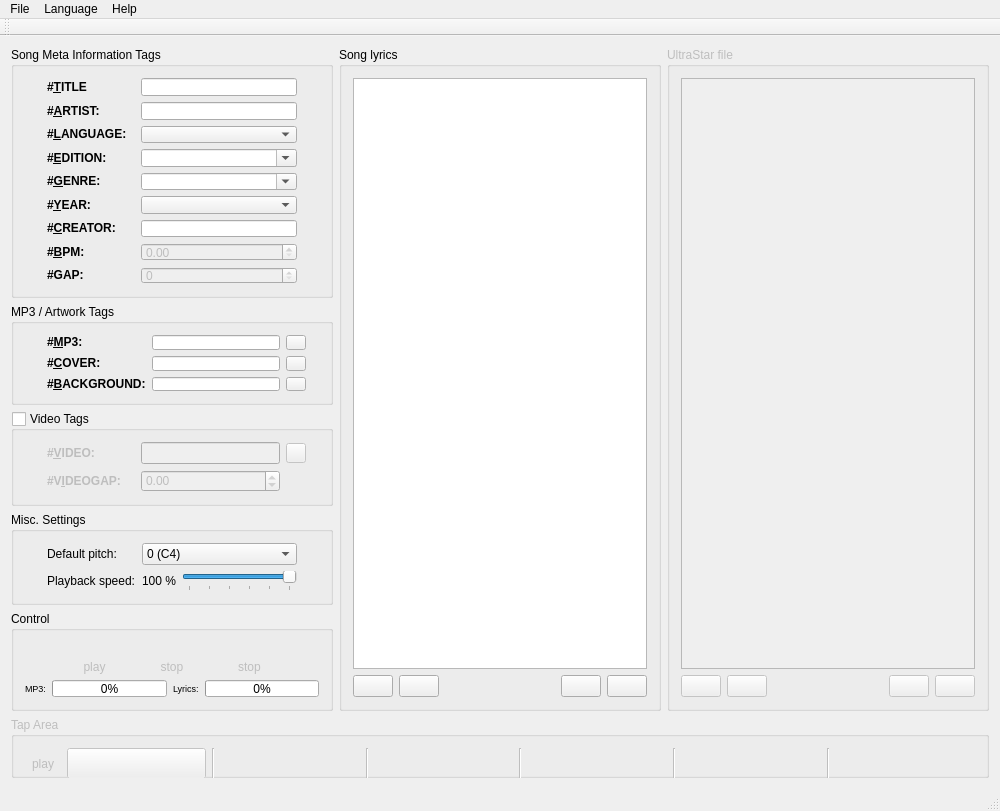
Above: src/QCMainWindow.ui from UltraStar-Deluxe/UltraStar-Creator before the change. Below: the same form after it.
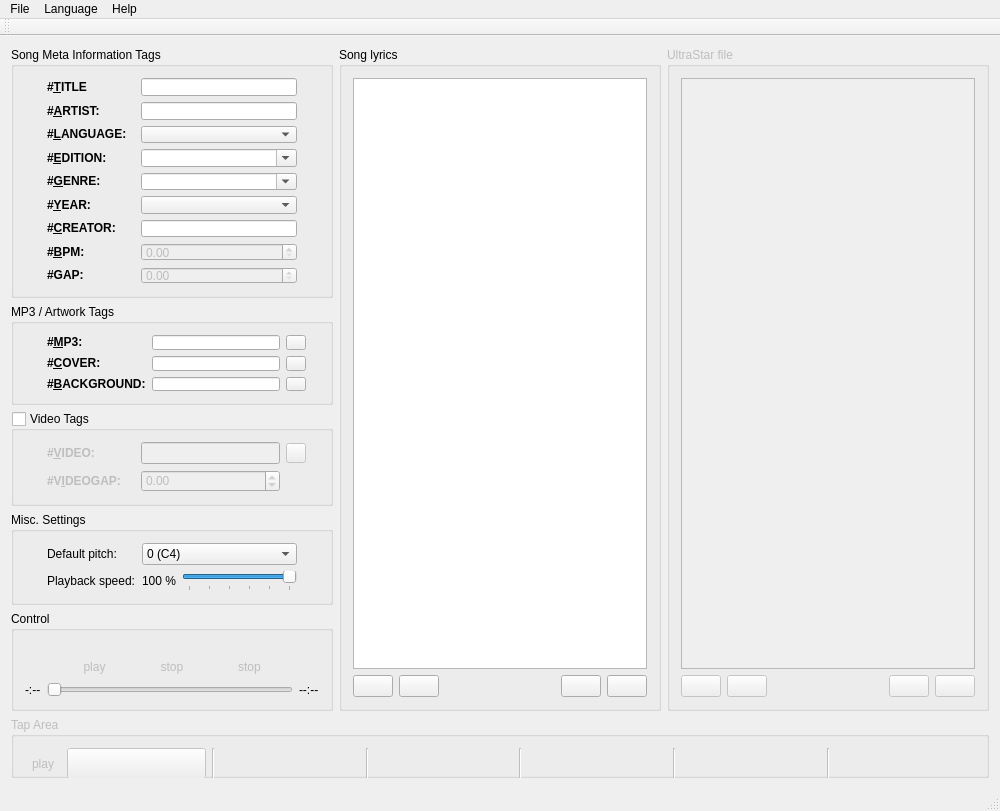
That is the form after the change. Icons and pictures are not drawn.

Commit message: * moved lyricsProgressBar to statusBar * added slider for MP3

Diff of the .ui file:
```diff
--- a/src/QCMainWindow.ui
+++ b/src/QCMainWindow.ui
@@ -1079,23 +1079,7 @@
                 <string>&lt;b&gt;#GAP:&lt;/b&gt;</string>
                </property>
                <property name="buddy">
-                <cstring>spinBox_Gap</cstring>
-               </property>
-              </widget>
-             </item>
-             <item row="8" column="2">
-              <widget class="QSpinBox" name="spinBox_Gap">
-               <property name="enabled">
-                <bool>false</bool>
-               </property>
-               <property name="statusTip">
-                <string>Gap will be determined automatically when you start tapping.</string>
-               </property>
-               <property name="suffix">
-                <string/>
-               </property>
-               <property name="maximum">
-                <number>99999</number>
+                <cstring>doubleSpinBox_Gap</cstring>
                </property>
               </widget>
              </item>
@@ -1302,7 +1286,23 @@
                 <string/>
                </property>
                <property name="pixmap">
-                <pixmap resource="resources/usc.qrc">:/marks/path_error.png</pixmap>
+                <pixmap>:/marks/path_error.png</pixmap>
+               </property>
+              </widget>
+             </item>
+             <item row="8" column="2">
+              <widget class="QDoubleSpinBox" name="doubleSpinBox_Gap">
+               <property name="enabled">
+                <bool>false</bool>
+               </property>
+               <property name="statusTip">
+                <string>Gap will be determined automatically when you start tapping.</string>
+               </property>
+               <property name="locale">
+                <locale language="English" country="UnitedStates"/>
+               </property>
+               <property name="maximum">
+                <double>2000000.000000000000000</double>
                </property>
               </widget>
              </item>
@@ -2237,90 +2237,28 @@
               </spacer>
              </item>
              <item>
-              <layout class="QHBoxLayout" name="horizontalLayout_Progress" stretch="0,1,0,1">
+              <layout class="QHBoxLayout" name="horizontalLayout_Progress" stretch="0,0,0">
                <property name="sizeConstraint">
                 <enum>QLayout::SetDefaultConstraint</enum>
                </property>
                <item>
-                <widget class="QLabel" name="label_ProgressMP3">
-                 <property name="sizePolicy">
-                  <sizepolicy hsizetype="Fixed" vsizetype="Fixed">
-                   <horstretch>0</horstretch>
-                   <verstretch>0</verstretch>
-                  </sizepolicy>
-                 </property>
-                 <property name="font">
-                  <font>
-                   <pointsize>7</pointsize>
-                  </font>
-                 </property>
+                <widget class="QLabel" name="label_TimeElapsed">
                  <property name="text">
-                  <string>MP3:</string>
+                  <string>-:--</string>
                  </property>
                 </widget>
                </item>
                <item>
-                <widget class="QProgressBar" name="progressBar_MP3">
-                 <property name="sizePolicy">
-                  <sizepolicy hsizetype="Expanding" vsizetype="Fixed">
-                   <horstretch>0</horstretch>
-                   <verstretch>0</verstretch>
-                  </sizepolicy>
+                <widget class="QSlider" name="horizontalSlider_MP3">
+                 <property name="orientation">
+                  <enum>Qt::Horizontal</enum>
                  </property>
-                 <property name="maximumSize">
-                  <size>
-                   <width>16777215</width>
-                   <height>17</height>
-                  </size>
-                 </property>
-                 <property name="statusTip">
-                  <string/>
-                 </property>
-                 <property name="value">
-                  <number>0</number>
-                 </property>
-                 <property name="alignment">
-                  <set>Qt::AlignJustify|Qt::AlignVCenter</set>
-                 </property>
                 </widget>
                </item>
                <item>
-                <widget class="QLabel" name="label_ProgressLyrics">
-                 <property name="sizePolicy">
-                  <sizepolicy hsizetype="Fixed" vsizetype="Fixed">
-                   <horstretch>0</horstretch>
-                   <verstretch>0</verstretch>
-                  </sizepolicy>
-                 </property>
-                 <property name="font">
-                  <font>
-                   <pointsize>7</pointsize>
-                  </font>
-                 </property>
+                <widget class="QLabel" name="label_TimeToRun">
                  <property name="text">
-                  <string>Lyrics:</string>
-                 </property>
-                </widget>
-               </item>
-               <item>
-                <widget class="QProgressBar" name="progressBar_Lyrics">
-                 <property name="sizePolicy">
-                  <sizepolicy hsizetype="Expanding" vsizetype="Fixed">
-                   <horstretch>0</horstretch>
-                   <verstretch>0</verstretch>
-                  </sizepolicy>
-                 </property>
-                 <property name="maximumSize">
-                  <size>
-                   <width>16777215</width>
-                   <height>17</height>
-                  </size>
-                 </property>
-                 <property name="value">
-                  <number>0</number>
-                 </property>
-                 <property name="alignment">
-                  <set>Qt::AlignJustify|Qt::AlignVCenter</set>
+                  <string>--:--</string>
                  </property>
                 </widget>
                </item>
```
Left out of the diff: 169 changed lines with no effect on the pictures. The commit also changes 4 other files.
